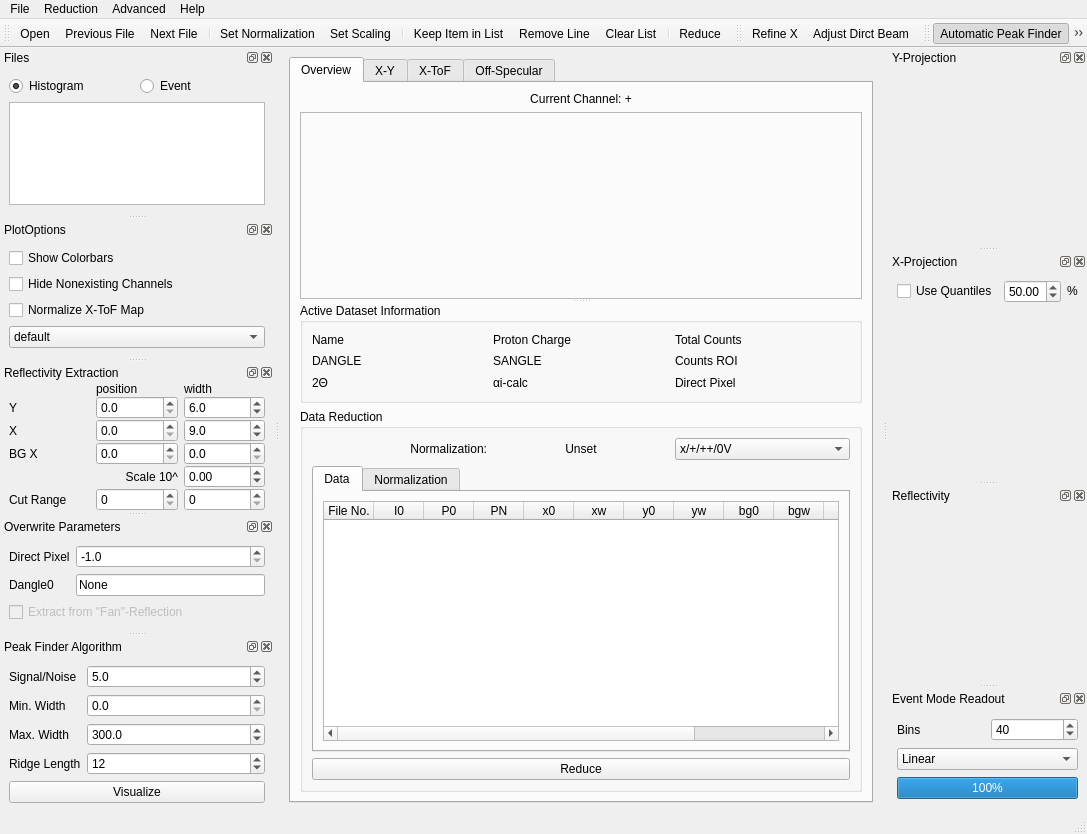
Qt form designer/main_window.ui (aglavic/quicknxs) before a commit.
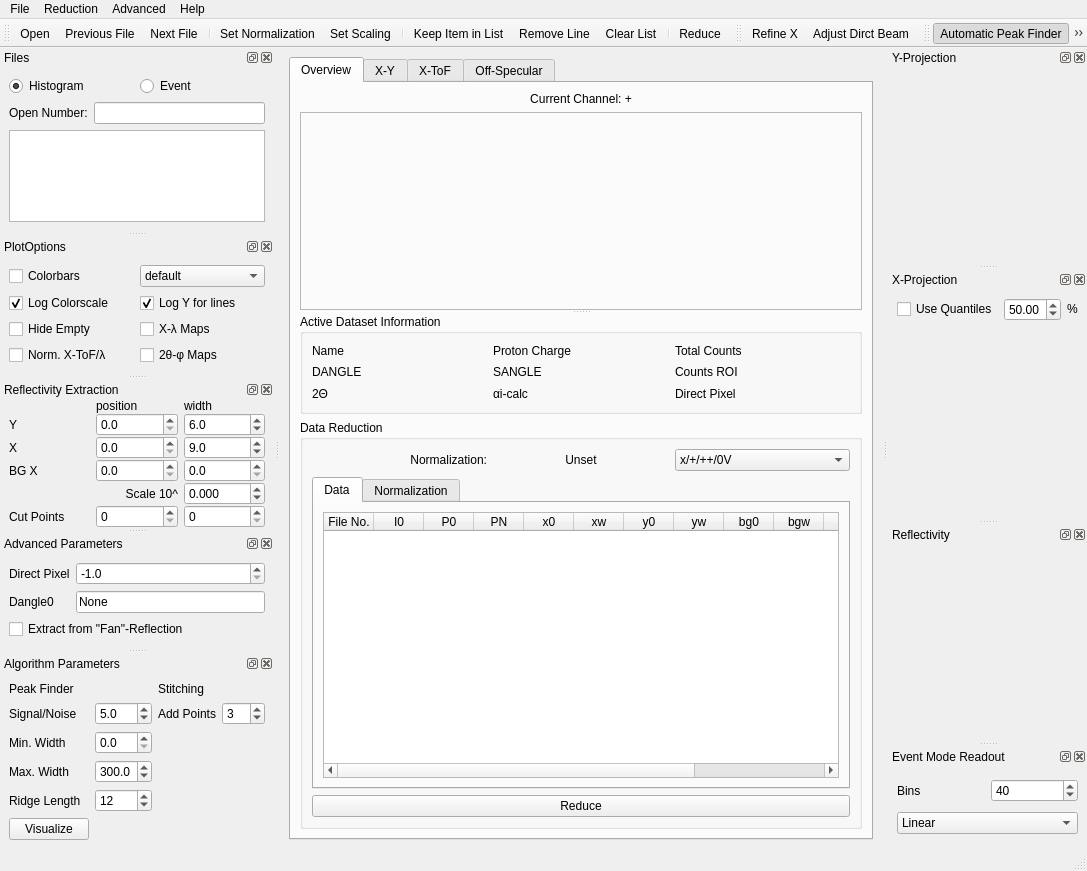
The same form after that commit. Icons and pictures are not drawn. Custom widgets are drawn as their Qt base class.

Commit message: - Finish implementing new data readout and reflectivity treatment - Automatic data stitching using polynomial fitting of two scans at once - Read data by entering the number - Store normalization settings in header information - Finish fan reflectivity extraction

Patch:
```diff
--- a/designer/main_window.ui
+++ b/designer/main_window.ui
@@ -7,7 +7,7 @@
     <x>0</x>
     <y>0</y>
     <width>1087</width>
-    <height>834</height>
+    <height>871</height>
    </rect>
   </property>
   <property name="windowTitle">
@@ -942,8 +942,8 @@
    </property>
    <property name="minimumSize">
     <size>
-     <width>214</width>
-     <height>162</height>
+     <width>221</width>
+     <height>168</height>
     </size>
    </property>
    <property name="windowTitle">
@@ -975,6 +975,20 @@
        </item>
       </layout>
      </item>
+     <item>
+      <layout class="QHBoxLayout" name="horizontalLayout_12">
+       <item>
+        <widget class="QLabel" name="label_28">
+         <property name="text">
+          <string>Open Number:</string>
+         </property>
+        </widget>
+       </item>
+       <item>
+        <widget class="QLineEdit" name="numberSearchEntry"/>
+       </item>
+      </layout>
+     </item>
      <item>
       <widget class="QListWidget" name="file_list"/>
      </item>
@@ -995,29 +1009,49 @@
     <number>1</number>
    </attribute>
    <widget class="QWidget" name="dockWidgetContents_2">
-    <layout class="QVBoxLayout" name="verticalLayout_5">
-     <item>
-      <widget class="QCheckBox" name="show_colorbars">
-       <property name="text">
-        <string>Show Colorbars</string>
-       </property>
-      </widget>
-     </item>
-     <item>
+    <layout class="QGridLayout" name="gridLayout_6">
+     <item row="3" column="0">
       <widget class="QCheckBox" name="hide_plots">
        <property name="text">
-        <string>Hide Nonexisting Channels</string>
+        <string>Hide Empty</string>
        </property>
       </widget>
      </item>
-     <item>
+     <item row="0" column="0">
+      <widget class="QCheckBox" name="show_colorbars">
+       <property name="text">
+        <string>Colorbars</string>
+       </property>
+      </widget>
+     </item>
+     <item row="1" column="0">
+      <widget class="QCheckBox" name="logarithmic_colorscale">
+       <property name="text">
+        <string>Log Colorscale</string>
+       </property>
+       <property name="checked">
+        <bool>true</bool>
+       </property>
+      </widget>
+     </item>
+     <item row="4" column="0">
       <widget class="QCheckBox" name="normalizeXTof">
        <property name="text">
-        <string>Normalize X-ToF Map</string>
+        <string>Norm. X-ToF/λ</string>
        </property>
       </widget>
      </item>
-     <item>
+     <item row="1" column="1">
+      <widget class="QCheckBox" name="logarithmic_y">
+       <property name="text">
+        <string>Log Y for lines</string>
+       </property>
+       <property name="checked">
+        <bool>true</bool>
+       </property>
+      </widget>
+     </item>
+     <item row="0" column="1">
       <widget class="QComboBox" name="color_selector">
        <item>
         <property name="text">
@@ -1056,6 +1090,20 @@
        </item>
       </widget>
      </item>
+     <item row="3" column="1">
+      <widget class="QCheckBox" name="xLamda">
+       <property name="text">
+        <string>X-λ Maps</string>
+       </property>
+      </widget>
+     </item>
+     <item row="4" column="1">
+      <widget class="QCheckBox" name="tthPhi">
+       <property name="text">
+        <string>2θ-φ Maps</string>
+       </property>
+      </widget>
+     </item>
     </layout>
    </widget>
   </widget>
@@ -1238,7 +1286,7 @@
      <item row="7" column="2">
       <widget class="QDoubleSpinBox" name="refScale">
        <property name="decimals">
-        <number>2</number>
+        <number>3</number>
        </property>
        <property name="minimum">
         <double>-20.000000000000000</double>
@@ -1340,7 +1388,7 @@
      <item row="8" column="0">
       <widget class="QLabel" name="label_20">
        <property name="text">
-        <string>Cut Range</string>
+        <string>Cut Points</string>
        </property>
       </widget>
      </item>
@@ -1406,7 +1454,7 @@
   </widget>
   <widget class="QDockWidget" name="dockWidget_7">
    <property name="windowTitle">
-    <string>Overwrite Parameters</string>
+    <string>Advanced Parameters</string>
    </property>
    <attribute name="dockWidgetArea">
     <number>1</number>
@@ -1467,9 +1515,6 @@
      </item>
      <item row="2" column="0" colspan="2">
       <widget class="QCheckBox" name="fanReflectivity">
-       <property name="enabled">
-        <bool>false</bool>
-       </property>
        <property name="text">
         <string>Extract from &quot;Fan&quot;-Reflection</string>
        </property>
@@ -1493,41 +1538,13 @@
   </widget>
   <widget class="QDockWidget" name="dockWidget_8">
    <property name="windowTitle">
-    <string>Peak Finder Algorithm</string>
+    <string>Algorithm Parameters</string>
    </property>
    <attribute name="dockWidgetArea">
     <number>1</number>
    </attribute>
    <widget class="QWidget" name="dockWidgetContents_8">
-    <layout class="QFormLayout" name="formLayout_2">
-     <item row="0" column="0">
-      <widget class="QLabel" name="label_24">
-       <property name="text">
-        <string>Signal/Noise</string>
-       </property>
-      </widget>
-     </item>
-     <item row="1" column="0">
-      <widget class="QLabel" name="label_26">
-       <property name="text">
-        <string>Min. Width</string>
-       </property>
-      </widget>
-     </item>
-     <item row="1" column="1">
-      <widget class="QDoubleSpinBox" name="pfMinWidth">
-       <property name="decimals">
-        <number>1</number>
-       </property>
-      </widget>
-     </item>
-     <item row="3" column="0">
-      <widget class="QLabel" name="label_25">
-       <property name="text">
-        <string>Max. Width</string>
-       </property>
-      </widget>
-     </item>
+    <layout class="QGridLayout" name="gridLayout_7">
      <item row="3" column="1">
       <widget class="QDoubleSpinBox" name="pfMaxWidth">
        <property name="decimals">
@@ -1548,14 +1565,21 @@
        </property>
       </widget>
      </item>
-     <item row="4" column="1">
-      <widget class="QSpinBox" name="pfRidgeLength">
-       <property name="value">
-        <number>12</number>
+     <item row="2" column="1">
+      <widget class="QDoubleSpinBox" name="pfMinWidth">
+       <property name="decimals">
+        <number>1</number>
        </property>
       </widget>
      </item>
-     <item row="0" column="1">
+     <item row="3" column="0">
+      <widget class="QLabel" name="label_25">
+       <property name="text">
+        <string>Max. Width</string>
+       </property>
+      </widget>
+     </item>
+     <item row="1" column="1">
       <widget class="QDoubleSpinBox" name="pfSNR">
        <property name="decimals">
         <number>1</number>
@@ -1565,13 +1589,68 @@
        </property>
       </widget>
      </item>
-     <item row="5" column="0" colspan="2">
+     <item row="2" column="0">
+      <widget class="QLabel" name="label_26">
+       <property name="text">
+        <string>Min. Width</string>
+       </property>
+      </widget>
+     </item>
+     <item row="0" column="0">
+      <widget class="QLabel" name="label_29">
+       <property name="text">
+        <string>Peak Finder</string>
+       </property>
+      </widget>
+     </item>
+     <item row="1" column="0">
+      <widget class="QLabel" name="label_24">
+       <property name="text">
+        <string>Signal/Noise</string>
+       </property>
+      </widget>
+     </item>
+     <item row="0" column="2">
+      <widget class="QLabel" name="label_30">
+       <property name="text">
+        <string>Stitching</string>
+       </property>
+      </widget>
+     </item>
+     <item row="5" column="0">
       <widget class="QPushButton" name="pushButton">
        <property name="text">
         <string>Visualize</string>
        </property>
       </widget>
      </item>
+     <item row="4" column="1">
+      <widget class="QSpinBox" name="pfRidgeLength">
+       <property name="value">
+        <number>12</number>
+       </property>
+      </widget>
+     </item>
+     <item row="1" column="2">
+      <widget class="QLabel" name="label_31">
+       <property name="text">
+        <string>Add Points</string>
+       </property>
+      </widget>
+     </item>
+     <item row="1" column="3">
+      <widget class="QSpinBox" name="addStitchPoints">
+       <property name="toolTip">
+        <string>When Stitching together two scans, add this amount of points from each scan to the overlap area for the fit.</string>
+       </property>
+       <property name="maximum">
+        <number>20</number>
+       </property>
+       <property name="value">
+        <number>3</number>
+       </property>
+      </widget>
+     </item>
     </layout>
    </widget>
   </widget>
@@ -1641,16 +1720,6 @@
        </item>
       </widget>
      </item>
-     <item>
-      <widget class="QProgressBar" name="eventProgress">
-       <property name="value">
-        <number>100</number>
-       </property>
-       <property name="format">
-        <string>%p%</string>
-       </property>
-      </widget>
-     </item>
     </layout>
    </widget>
   </widget>
```
Left out of the diff: 128 changed lines with no effect on the pictures. The commit also changes 11 other files.
